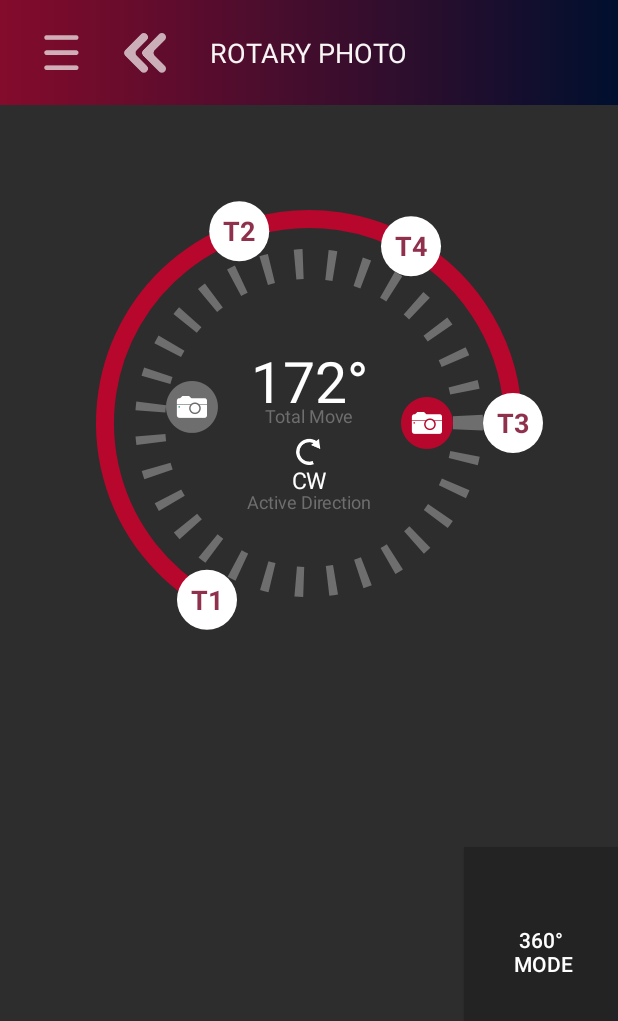
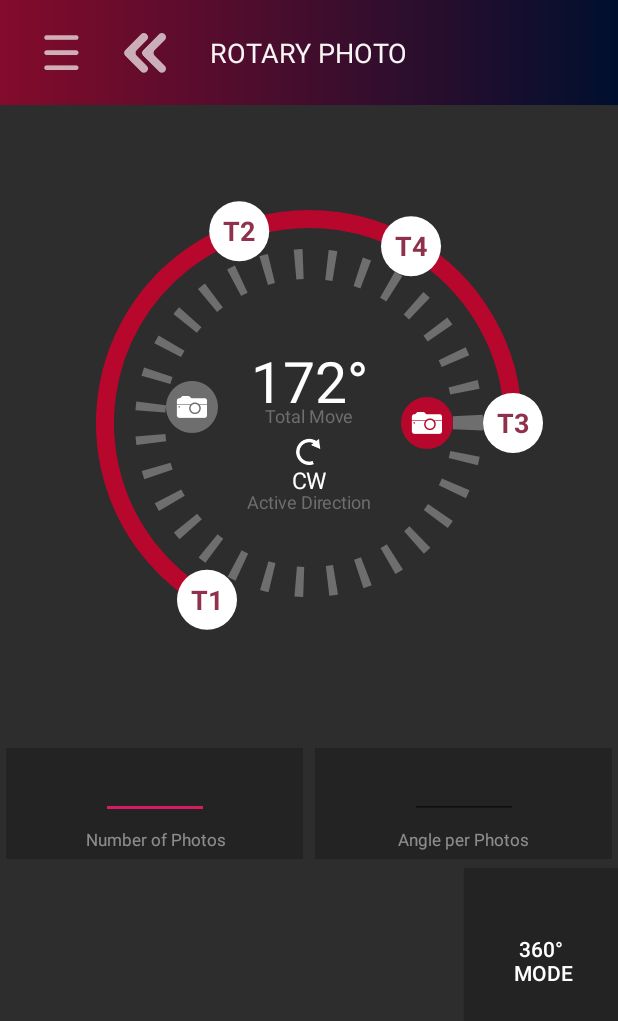
Before and after one commit to bonellia/MacroRecApp, an Android app: the RotaryPhotoSettings screen opened directly, with no data from a screen before it, on a phone screen of 412 x 824 dp. Shown: the top 1021 px of the screen. Run offline under Robolectric (Android 15) with nearby library versions, the phone set to English and light mode, and no system bars.

Commit message:
Add photo count views to RotaryPhotoSettings layout.

```diff
--- a/app/src/main/java/com/example/macrorecapp/features/shared/views/RotaryView.java
+++ b/app/src/main/java/com/example/macrorecapp/features/shared/views/RotaryView.java
@@ -91,6 +91,7 @@ public class RotaryView extends View {
     private int mSubtextColor;
     private int mTargetThumbColor;
     private int mTargetThumbTextColor;
+
     // Parameters
     private float mCx;
     private float mCy;
@@ -103,7 +104,6 @@ public class RotaryView extends View {
     private boolean mInDirectionIcon;
     private int camStartDegree;
     private int camFinishDegree;
-    private boolean ismInCamStartThumb;
     private int mCurrentStartDegree;
     private int mCurrentFinishDegree;
     private boolean mClockwise;
@@ -258,8 +258,6 @@ public class RotaryView extends View {
         // By default, first element of TargetList is assigned as Start Target.
         mStartTargetDegree = mTargetList.get(0);
 
-        // TO DO: Add FinishTargetDegree using helper function.
-
         // Create a RectF in order to draw Target Arc within.
         mTargetContainer = new RectF();
 
@@ -286,15 +284,17 @@ public class RotaryView extends View {
                 mCx + (mRadius - 2 * mCircleStrokeWidth - bitmapStartCam.getWidth() / 2f) * (float) Math.cos(mCurrentCamStartRadian) - bitmapStartCam.getWidth() / 2f,
                 mCy + (mRadius - 2 * mCircleStrokeWidth - bitmapStartCam.getHeight() / 2f) * (float) Math.sin(mCurrentCamStartRadian) - bitmapStartCam.getHeight() / 2f,
                 null);
+        canvas.save();
+
         canvas.drawBitmap(bitmapFinishCam,
                 mCx + (mRadius - 2 * mCircleStrokeWidth - bitmapFinishCam.getWidth() / 2f) * (float) Math.cos(mCurrentCamFinishRadian) - bitmapFinishCam.getWidth() / 2f,
                 mCy + (mRadius - 2 * mCircleStrokeWidth - bitmapFinishCam.getHeight() / 2f) * (float) Math.sin(mCurrentCamFinishRadian) - bitmapFinishCam.getHeight() / 2f,
                 null);
-        canvas.save();
 
 
         // Draw total move text.
         canvas.drawText((getArcLength(camStartDegree, camFinishDegree, mClockwise)) + "" + (char) 0x00B0, mCx, mCy - getFontHeight(mTotalMovePaint) / 2, mTotalMovePaint);
+
         // Draw direction icon.
         if (mClockwise) {
             // Note that the drawable resource shows counter clockwise direction by default.
@@ -303,6 +303,7 @@ public class RotaryView extends View {
         } else {
             canvas.drawBitmap(bitmapCw, mCx - bitmapCw.getWidth() / 2f, mCy + getFontHeight(mSubtextPaint), null);
         }
+
         // Draw direction text.
         if (mClockwise) {
             canvas.drawText("CW", mCx, mCy + bitmapCw.getHeight() + getFontHeight(mDirectionPaint) / 2 + getFontHeight(mSubtextPaint), mDirectionTextPaint);
@@ -311,34 +312,22 @@ public class RotaryView extends View {
         }
         canvas.save();
 
-        // Draw Target Arc
-        // Note that it is expected that targetList array elements have valid degrees WRT direction.
+
+        // Draw Targets Arc
+        // Set rectf values to determine boundaries of targets arc.
+        mTargetContainer.set(mCx - mRadius, mCy - mRadius, mCx + mRadius, mCy + mRadius);
         int arcStart = mStartTargetDegree;
-        Log.d(TAG, "arcStart degree is " + arcStart);
-
-        // Initially assuming no sweep will be performed. There could be one target only.
-        int arcSweep = 0;
-        // Next loop determines proper sweep amount that includes all targets.
-        for(int i : mTargetList) {
-            // If arc length between start degree and current degree is larger than previous amount, set is as sweep amount.
-            if (i!=arcStart) {
-                arcSweep = getArcLength(arcStart, i, mClockwise) > arcSweep ? getArcLength(arcStart, i, mClockwise) : arcSweep;
-            }
-        }
-
-        Log.d(TAG, "arcSweep amount is " + arcSweep);
-
-        mTargetContainer.set(mCx - mRadius, mCy - mRadius, mCx + mRadius, mCy + mRadius);
-
+        int arcSweep = getTargetSweep();
         if (mClockwise) {
-            Log.d(TAG, "Attempting to draw arc in clockwise direction...");
+            Log.d(TAG, "Drawing arc with "+ arcSweep + " degrees sweep clockwise.");
             canvas.drawArc(mTargetContainer, arcStart, arcSweep, false, mTargetArcPaint);
         } else {
-            Log.d(TAG, "Attempting to draw arc in counter-clockwise direction...");
+            Log.d(TAG, "Drawing arc with "+ arcSweep + " degrees sweep counter-clockwise.");
             canvas.drawArc(mTargetContainer, arcStart, -arcSweep, false, mTargetArcPaint);
         }
         canvas.save();
 
+        // Placing target circles with text. Numbers represent list index.
         int targetNumber = 1;
         for (int i : mTargetList) {
             canvas.drawCircle(
@@ -353,11 +342,9 @@ public class RotaryView extends View {
                     mCy + mRadius * (float) Math.sin(Math.toRadians(i)) + getFontHeight(mTargetThumbTextPaint) / 2,
                     mTargetThumbTextPaint
             );
-            Log.d(TAG, "Added T" + targetNumber + " on " + i + " degrees.");
             targetNumber++;
             canvas.save();
         }
-
         super.onDraw(canvas);
     }
 
@@ -369,20 +356,17 @@ public class RotaryView extends View {
                 // If the point in the circle button
                 if (mInCamStartThumb(event.getX(), event.getY()) && isEnabled()) {
                     mInCamStartThumb = true;
-                    // Reset ismInCamStartThumb value that was set true for further use.
-                    ismInCamStartThumb = false;
                     mPreRadian = getRadian(event.getX(), event.getY());
-                    Log.d(TAG, "Motion in camera start.");
+                    Log.d(TAG, "Motion begins on camera start.");
                 } else if (mInCamFinishThumb(event.getX(), event.getY()) && isEnabled()) {
                     mInCamFinishThumb = true;
-                    ismInCamStartThumb = true;
                     mPreRadian = getRadian(event.getX(), event.getY());
-                    Log.d(TAG, "Motion in camera finish.");
+                    Log.d(TAG, "Motion begins on camera finish.");
                 }
                 // If the point in the direction icon
                 if (mInDirectionIcon(event.getX(), event.getY()) && isEnabled()) {
                     mInDirectionIcon = true;
-                    Log.d(TAG, "Motion in direction icon.");
+                    Log.d(TAG, "Touch on direction icon.");
                 }
 
                 break;
@@ -518,7 +502,6 @@ public class RotaryView extends View {
         return rect.height();
     }
 
-
     // Whether the down event inside circle button
     private boolean mInCamStartThumb(float x, float y) {
         float x2 = mCx + (mRadius - 2 * mCircleStrokeWidth - bitmapStartCam.getWidth()) * (float) Math.cos(mCurrentCamStartRadian);
@@ -568,11 +551,13 @@ public class RotaryView extends View {
         return alpha;
     }
 
-
+    // Currently useless. May use to change start target.
     private int findStartTargetIndex(int targetDegree) {
         int x = 0;
         for (int i : mTargetList) {
             if (i == targetDegree) {
+                // Assuming all targets to have unique degrees.
+                // In case of duplicate degrees, first index will be returned.
                 return x;
             }
             x++;
@@ -581,13 +566,19 @@ public class RotaryView extends View {
         return -1;
     }
 
-    private int getLastTargetDegree() {
-        for (int i: mTargetList) {
-            if (i != mStartTargetDegree) {
-
+    // Determines sweep amount to be used while drawing targets arc.
+    private int getTargetSweep() {
+        int arcStart = mStartTargetDegree;
+        // Initially assuming no sweep will be performed. There could be one target only.
+        int arcSweep = 0;
+        // Next loop determines proper sweep amount that includes all targets.
+        for(int i : mTargetList) {
+            // If arc length between start degree and current degree is larger than previous amount, set is as sweep amount.
+            if (i!=arcStart) {
+                arcSweep = getArcLength(arcStart, i, mClockwise) > arcSweep ? getArcLength(arcStart, i, mClockwise) : arcSweep;
             }
         }
-        return 0;
+        return arcSweep;
     }
 
     public int getCurrentStartDegree() {
@@ -606,4 +597,8 @@ public class RotaryView extends View {
         this.mCurrentFinishDegree = newCurrentFinishDegree;
     }
 
+    public int getTotalMoveInDegrees() {
+        return getArcLength(mCurrentStartDegree, mCurrentFinishDegree, mClockwise);
+    }
+
 }
--- a/app/src/main/res/layout/activity_rotary_photo_settings.xml
+++ b/app/src/main/res/layout/activity_rotary_photo_settings.xml
@@ -75,12 +75,107 @@
         app:layout_constraintBottom_toTopOf="@id/h_guideline2"
         />
 
+    <View
+        android:id="@+id/numberOfPhotosBG"
+        android:layout_width="0dp"
+        app:layout_constraintWidth_default="percent"
+        app:layout_constraintWidth_percent="0.48"
+        android:layout_height="0dp"
+        app:layout_constraintHeight_default="percent"
+        app:layout_constraintHeight_percent="0.09"
+        android:background="@drawable/settings_rectangle"
+        app:layout_constraintBottom_toTopOf="@+id/h_guideline3"
+        app:layout_constraintEnd_toStartOf="@id/v_guideline"
+        app:layout_constraintHorizontal_bias="0.5"
+        app:layout_constraintStart_toStartOf="parent"
+        app:layout_constraintTop_toBottomOf="@+id/h_guideline2" />
+
+    <EditText
+        android:id="@+id/numberOfPhotosEdittext"
+        android:layout_width="wrap_content"
+        android:layout_height="wrap_content"
+        android:text=""
+        android:textAlignment="center"
+        android:ems="4"
+        android:textSize="15sp"
+        android:textColor="#FFFFFFFF"
+        app:layout_constraintBottom_toTopOf="@+id/numberOfPhotosSubtext"
+        app:layout_constraintEnd_toStartOf="@id/v_guideline"
+        app:layout_constraintHorizontal_bias="0.5"
+        app:layout_constraintStart_toStartOf="parent"
+        app:layout_constraintTop_toTopOf="@+id/numberOfPhotosBG"
+        android:importantForAutofill="no"
+        android:inputType="number" />
+
+    <TextView
+        android:id="@+id/numberOfPhotosSubtext"
+        android:layout_width="wrap_content"
+        android:layout_height="wrap_content"
+        android:textSize="11sp"
+        android:textAlignment="center"
+        android:text="@string/number_of_photos"
+        android:textColor="#88E9E9E9"
+        app:layout_constraintBottom_toBottomOf="@+id/numberOfPhotosBG"
+        app:layout_constraintEnd_toStartOf="@id/v_guideline"
+        app:layout_constraintHorizontal_bias="0.5"
+        app:layout_constraintStart_toStartOf="parent"
+        app:layout_constraintTop_toBottomOf="@+id/numberOfPhotosEdittext"/>
+
+    <View
+        android:id="@+id/anglePerPhotosBG"
+        android:layout_width="0dp"
+        app:layout_constraintWidth_default="percent"
+        app:layout_constraintWidth_percent="0.48"
+        android:layout_height="0dp"
+        app:layout_constraintHeight_default="percent"
+        app:layout_constraintHeight_percent="0.09"
+        android:background="@drawable/settings_rectangle"
+        app:layout_constraintBottom_toTopOf="@+id/h_guideline3"
+        app:layout_constraintEnd_toEndOf="parent"
+        app:layout_constraintHorizontal_bias="0.5"
+        app:layout_constraintStart_toEndOf="@id/v_guideline"
+        app:layout_constraintTop_toBottomOf="@+id/h_guideline2" />
+
+    <EditText
+        android:id="@+id/anglePerPhotosEdittext"
+        android:layout_width="wrap_content"
+        android:layout_height="wrap_content"
+        android:text=""
+        android:textAlignment="center"
+        android:ems="4"
+        android:textSize="15sp"
+        android:textColor="#FFFFFFFF"
+        app:layout_constraintBottom_toTopOf="@+id/anglePerPhotosSubtext"
+        app:layout_constraintEnd_toEndOf="parent"
+        app:layout_constraintHorizontal_bias="0.5"
+        app:layout_constraintStart_toEndOf="@id/v_guideline"
+        app:layout_constraintTop_toTopOf="@+id/anglePerPhotosBG"
+        android:importantForAutofill="no"
+        android:inputType="numberDecimal" />
+
+    <TextView
+        android:id="@+id/anglePerPhotosSubtext"
+        android:layout_width="wrap_content"
+        android:layout_height="wrap_content"
+        android:textSize="11sp"
+        android:textAlignment="center"
+        android:text="@string/angle_per_photos"
+        android:textColor="#88E9E9E9"
+        app:layout_constraintBottom_toBottomOf="@+id/anglePerPhotosBG"
+        app:layout_constraintEnd_toEndOf="parent"
+        app:layout_constraintHorizontal_bias="0.5"
+        app:layout_constraintStart_toEndOf="@id/v_guideline"
+        app:layout_constraintTop_toBottomOf="@+id/anglePerPhotosEdittext"/>
+
+
     <Button
         android:id="@+id/threeSixtyModeBackground"
         android:layout_width="0dp"
         app:layout_constraintWidth_default="percent"
         app:layout_constraintWidth_percent="0.25"
         android:layout_height="0dp"
+        app:layout_constraintHeight_default="percent"
+        app:layout_constraintHeight_percent="0.15"
         android:background="@drawable/settings_rectangle"
         android:clickable="true"
         android:focusable="true"
@@ -114,7 +209,7 @@
         android:layout_width="wrap_content"
         android:layout_height="wrap_content"
         android:orientation="horizontal"
-        app:layout_constraintGuide_percent="0.685" />
+        app:layout_constraintGuide_percent="0.7" />
 
     <androidx.constraintlayout.widget.Guideline
         android:id="@+id/h_guideline4"
--- a/app/src/main/res/values/strings.xml
+++ b/app/src/main/res/values/strings.xml
@@ -202,6 +202,8 @@
     <string name="three_sixty_photo">360\u00B0 Photo</string>
     <string name="ccw">CCW</string>
     <string name="cw">CW</string>
+    <string name="number_of_photos">Number of Photos</string>
+    <string name="angle_per_photos">Angle per Photos</string>
 
 
 </resources>
```
